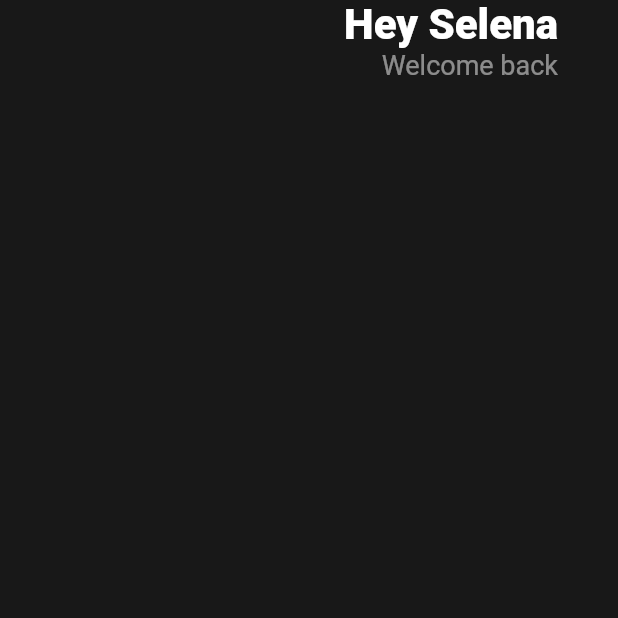
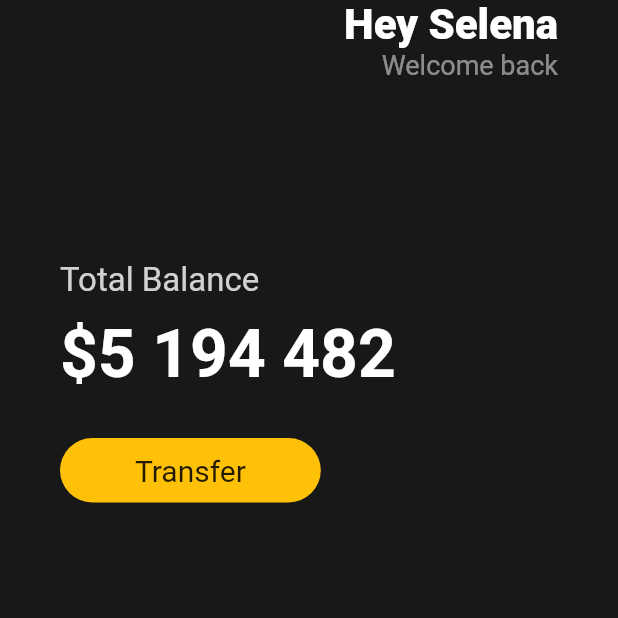
Before and after one commit to Heungseop/flutter_exam, a Flutter app: the screen it shows after launch, on a phone screen of 412 x 824 dp, the top half of it. Run offline on Flutter 3.47's test engine with Material 2 defaults, Android fonts, the phone set to English and light mode, and no system bars.

Commit message:
3.2 Buttons Section

```diff
--- a/lib/main.dart
+++ b/lib/main.dart
@@ -12,8 +12,11 @@ class App extends StatelessWidget {
           backgroundColor: Color(0xff181818),
           body: SafeArea(
               child: Padding(
-            padding: EdgeInsets.symmetric(horizontal: 40),
+            padding: EdgeInsets.symmetric(
+              horizontal: 40,
+            ),
             child: Column(
+              crossAxisAlignment: CrossAxisAlignment.start,
               children: [
                 Row(
                   mainAxisAlignment: MainAxisAlignment.end,
@@ -39,6 +42,48 @@ class App extends StatelessWidget {
                       ],
                     )
                   ],
+                ),
+                SizedBox(
+                  height: 120,
+                ),
+                Text(
+                  "Total Balance",
+                  style: TextStyle(
+                      color: Colors.white.withOpacity(0.8), fontSize: 22),
+                ),
+                SizedBox(
+                  height: 10,
+                ),
+                Text(
+                  "\$5 194 482",
+                  style: TextStyle(
+                      color: Colors.white,
+                      fontSize: 44,
+                      fontWeight: FontWeight.w600),
+                ),
+                SizedBox(
+                  height: 30,
+                ),
+                Row(
+                  children: [
+                    Container(
+                      decoration: BoxDecoration(
+                          color: Colors.amber,
+                          borderRadius: BorderRadius.circular(45)),
+                      child: Padding(
+                        padding: EdgeInsets.symmetric(
+                          vertical: 10,
+                          horizontal: 50,
+                        ),
+                        child: Text(
+                          "Transfer",
+                          style: TextStyle(
+                            fontSize: 20,
+                          ),
+                        ),
+                      ),
+                    )
+                  ],
                 )
               ],
             ),
```
